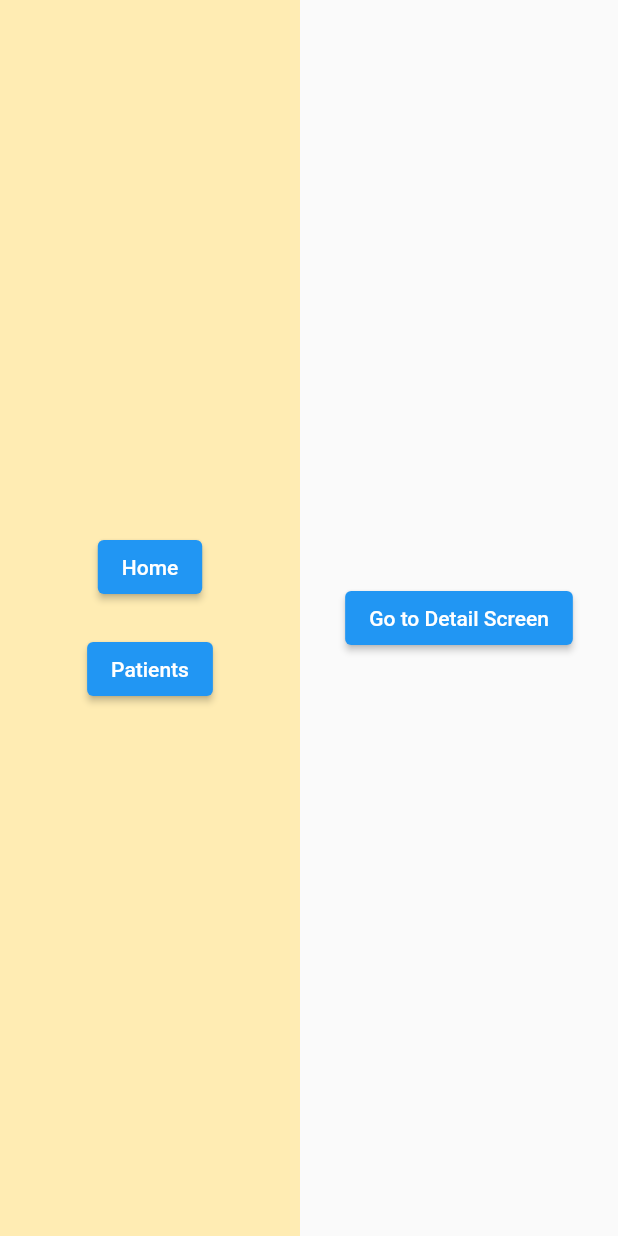
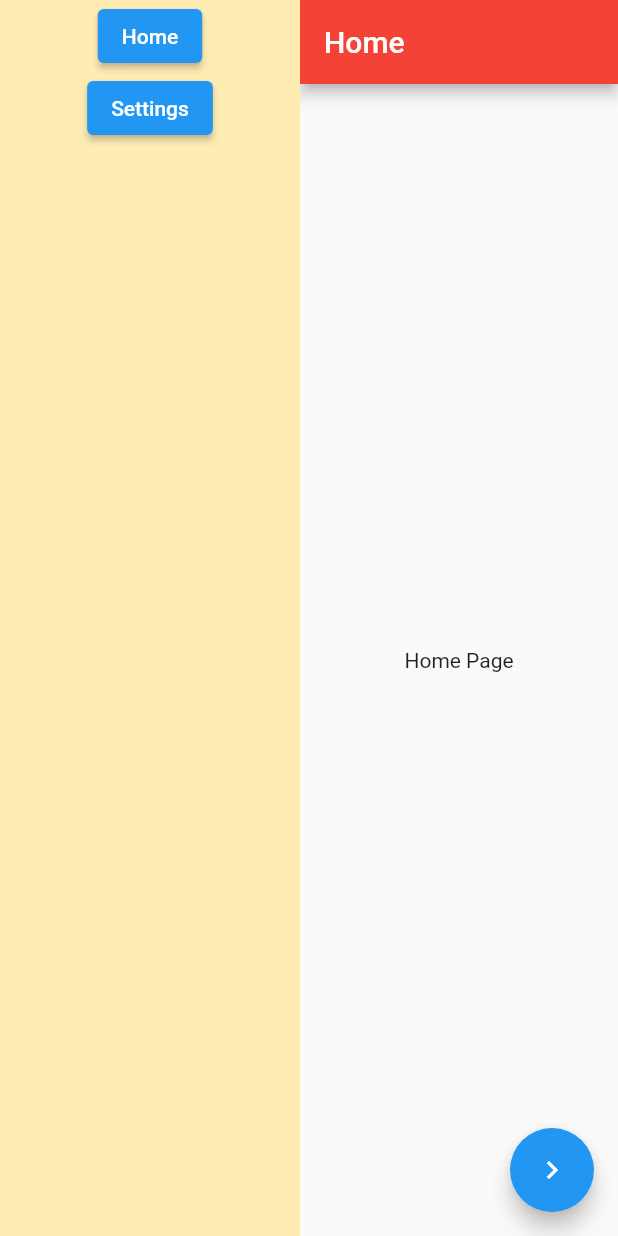
Before and after one commit to achinthadil/flutter_web_navigation_sample, a Flutter app: the screen it shows after launch, after a tap on "Home", on a phone screen of 412 x 824 dp. Run offline on Flutter 3.47's test engine with Material 2 defaults, Android fonts, the phone set to English and light mode, and no system bars; our stand-ins replace get.

Commit message:
impl getx navigator

```diff
--- a/lib/main.dart
+++ b/lib/main.dart
@@ -1,239 +1,321 @@
-// ignore_for_file: depend_on_referenced_packages
+// import 'package:flutter/material.dart';
+// import 'package:get/get.dart';
+//
+// void main() {
+//   runApp(const MyApp());
+// }
+//
+// class MyApp extends StatelessWidget {
+//   const MyApp({super.key});
+//
+//   @override
+//   Widget build(BuildContext context) {
+//     return GetMaterialApp(
+//       title: 'Navigation App',
+//       initialRoute: '/',
+//       getPages: [
+//         GetPage(
+//           name: '/',
+//           page: () => HomeView(),
+//         ),
+//       ],
+//       defaultTransition: Transition.noTransition,
+//     );
+//   }
+// }
+//
+// class HomeViewNavigation {
+//   HomeViewNavigation._();
+//
+//   static const home = '/home';
+//   static const homeDetail = '/home/detail';
+//   static const patients = '/patients';
+//   static const patientDetail = '/patients/detail';
+// }
+//
+// class HomeView extends StatelessWidget {
+//   HomeView({super.key});
+//
+//   final GlobalKey<NavigatorState> _navigatorKey = GlobalKey<NavigatorState>();
+//
+//   @override
+//   Widget build(BuildContext context) {
+//     return Scaffold(
+//       body: Row(
+//         children: [
+//           const PersistentSidebar(),
+//           Expanded(
+//             child: Navigator(
+//               key: _navigatorKey,
+//               initialRoute: HomeViewNavigation.home,
+//               onGenerateRoute: (routes) {
+//                 debugPrint("😤😤😤 ${routes.name}");
+//                 switch (routes.name) {
+//                   case HomeViewNavigation.home:
+//                     return GetPageRoute(
+//                       routeName: HomeViewNavigation.home,
+//                       page: () => const HomeScreen(),
+//                     );
+//                   case HomeViewNavigation.homeDetail:
+//                     return GetPageRoute(
+//                       routeName: HomeViewNavigation.homeDetail,
+//                       page: () => const HomeDetailScreen(),
+//                     );
+//                   case HomeViewNavigation.patients:
+//                     return GetPageRoute(
+//                       routeName: HomeViewNavigation.patients,
+//                       page: () => const PatientsScreen(),
+//                     );
+//                   case HomeViewNavigation.patientDetail:
+//                     return GetPageRoute(
+//                       routeName: HomeViewNavigation.patientDetail,
+//                       page: () => const PatientDetailScreen(),
+//                     );
+//                   default:
+//                     return null;
+//                 }
+//               },
+//             ),
+//           ),
+//         ],
+//       ),
+//     );
+//   }
+// }
+//
+// class PersistentSidebar extends StatelessWidget {
+//   const PersistentSidebar({super.key});
+//
+//   @override
+//   Widget build(BuildContext context) {
+//     return Container(
+//       width: 200,
+//       height: MediaQuery.sizeOf(context).height,
+//       decoration: BoxDecoration(color: Colors.amber[100]),
+//       child: Column(
+//         mainAxisAlignment: MainAxisAlignment.center,
+//         children: [
+//           ElevatedButton(
+//             onPressed: () => Get.toNamed(HomeViewNavigation.home),
+//             child: const Text('Home'),
+//           ),
+//           const SizedBox(height: 20),
+//           ElevatedButton(
+//             onPressed: () => Get.toNamed(HomeViewNavigation.patients),
+//             child: const Text('Patients'),
+//           ),
+//         ],
+//       ),
+//     );
+//   }
+// }
+//
+// class HomeScreen extends StatelessWidget {
+//   const HomeScreen({super.key});
+//
+//   @override
+//   Widget build(BuildContext context) {
+//     return Center(
+//       child: ElevatedButton(
+//         onPressed: () => Get.offNamed(HomeViewNavigation.homeDetail),
+//         child: const Text('Go to Home Detail Screen'),
+//       ),
+//     );
+//   }
+// }
+//
+// class HomeDetailScreen extends StatelessWidget {
+//   const HomeDetailScreen({super.key});
+//
+//   @override
+//   Widget build(BuildContext context) {
+//     return Center(
+//       child: Text('Home Detail Screen'),
+//     );
+//   }
+// }
+//
+// class PatientsScreen extends StatelessWidget {
+//   const PatientsScreen({super.key});
+//
+//   @override
+//   Widget build(BuildContext context) {
+//     return Scaffold(
+//       body: Row(
+//         children: [
+//           Expanded(
+//             child: Center(
+//               child: ElevatedButton(
+//                 onPressed: () => Get.offNamed(HomeViewNavigation.patientDetail),
+//                 child: const Text('Go to PatientDetail Screen'),
+//               ),
+//             ),
+//           ),
+//         ],
+//       ),
+//     );
+//   }
+// }
+//
+// class PatientDetailScreen extends StatelessWidget {
+//   const PatientDetailScreen({super.key});
+//
+//   @override
+//   Widget build(BuildContext context) {
+//     return Center(
+//       child: Text('Patient Detail Screen'),
+//     );
+//   }
+// }
 
 import 'package:flutter/material.dart';
-// import 'package:flutter_web_plugins/url_strategy.dart';
 import 'package:get/get.dart';
 
 void main() {
-  // usePathUrlStrategy();
-  runApp(const MyApp());
+  runApp(const NestedNavigation());
 }
 
-class MyApp extends StatelessWidget {
-  const MyApp({super.key});
+class NestedNavigation extends StatelessWidget {
+  const NestedNavigation({Key? key}) : super(key: key);
 
   @override
   Widget build(BuildContext context) {
     return GetMaterialApp(
-      title: 'Navigation App',
-      initialRoute: '/',
+      title: 'Nested Navigation - BNB',
+      theme: ThemeData(primarySwatch: Colors.blue),
       getPages: [
         GetPage(
           name: '/',
-          page: () => const HomeView(),
-        ),
-        GetPage(name: '/detail', page: () => const DetailScreen()),
-        GetPage(name: '/patients', page: () => const PatientsScreen()),
-        GetPage(
-          name: '/patients/:id',
-          page: () => const PatientDataScreen(),
+          page: () => const HomeViewWrapper(),
         ),
       ],
-      initialBinding: BindingsBuilder(() {
-        Get.put<PatientController>(PatientController());
-      }),
-      defaultTransition: Transition.noTransition,
+      initialRoute: '/',
     );
   }
 }
 
-class HomeView extends StatelessWidget {
-  const HomeView({super.key});
+class HomeViewNavigation {
+  HomeViewNavigation._();
+
+  static const id = 0;
+
+  static const home = '/home';
+  static const detail = '/home/detail';
+}
+
+class HomeViewWrapper extends StatelessWidget {
+  const HomeViewWrapper({Key? key}) : super(key: key);
 
   @override
   Widget build(BuildContext context) {
-    return const Scaffold(
-      body: Row(
+    return Row(
       children: [
-          PersistentSidebar(),
-          Expanded(child: HomeScreen()),
+        // SIDEBAR
+        Container(
+          width: 200,
+          height: double.infinity,
+          decoration: BoxDecoration(color: Colors.amber[100]),
+          child: Column(
+            children: [
+              ElevatedButton(
+                  onPressed: () {
+                    Get.offNamed(
+                      '/home',
+                      id: HomeViewNavigation.id,
+                    );
+                  },
+                  child: const Text('Home')),
+              ElevatedButton(
+                  onPressed: () {
+                    Get.offNamed(
+                      '/settings',
+                      id: HomeViewNavigation.id,
+                    );
+                  },
+                  child: const Text('Settings'))
             ],
           ),
+        ),
+        // NAVIGATOR
+        Expanded(
+          child: Navigator(
+            key: Get.nestedKey(HomeViewNavigation.id),
+            onGenerateRoute: (settings) {
+              debugPrint("😏😏😏 ${settings.name}");
+              if (settings.name == '/settings') {
+                return GetPageRoute(
+                  routeName: '/settings',
+                  page: () => const SettingsScreen(),
+                );
+              } else if (settings.name == HomeViewNavigation.detail) {
+                return GetPageRoute(
+                  routeName: HomeViewNavigation.detail,
+                  page: () =>
+                      const HomeScreen(id: HomeViewNavigation.id, first: false),
+                );
+              } else {
+                return GetPageRoute(
+                  routeName: HomeViewNavigation.home,
+                  page: () =>
+                      const HomeScreen(id: HomeViewNavigation.id, first: true),
                 );
               }
-}
-
-class PersistentSidebar extends StatelessWidget {
-  const PersistentSidebar({super.key});
-
-  @override
-  Widget build(BuildContext context) {
-    return Container(
-      width: 200,
-      height: MediaQuery.sizeOf(context).height,
-      decoration: BoxDecoration(color: Colors.amber[100]),
-      child: Column(
-        mainAxisAlignment: MainAxisAlignment.center,
-        children: [
-          ElevatedButton(
-            onPressed: () => Get.toNamed('/'),
-            child: const Text('Home'),
+            },
           ),
-          const SizedBox(height: 20),
-          ElevatedButton(
-            onPressed: () => Get.toNamed('/patients'),
-            child: const Text('Patients'),
-          ),
+        )
       ],
-      ),
     );
   }
 }
 
 class HomeScreen extends StatelessWidget {
-  const HomeScreen({super.key});
+  final int? id;
+  final bool first;
+
+  const HomeScreen({Key? key, this.id, required this.first}) : super(key: key);
 
   @override
   Widget build(BuildContext context) {
-    return Center(
-      child: ElevatedButton(
-        onPressed: () => Navigator.pushNamed(context, '/detail'),
-        child: const Text('Go to Detail Screen'),
+    if (first) {
+      return Scaffold(
+        appBar: AppBar(
+          backgroundColor: Colors.red,
+          title: const Text('Home'),
         ),
+        floatingActionButton: FloatingActionButton(
+          onPressed: () =>
+              Get.toNamed(HomeViewNavigation.detail, id: HomeViewNavigation.id),
+          child: const Icon(Icons.chevron_right),
+        ),
+        body: const Center(child: Text('Home Page')),
+      );
+    } else {
+      return Scaffold(
+        appBar: AppBar(
+          backgroundColor: Colors.green,
+          title: const Text('Detail'),
+        ),
+        body: const Center(child: Text('Detail Page')),
       );
     }
   }
+}
 
-class DetailScreen extends StatelessWidget {
-  const DetailScreen({super.key});
+class SettingsScreen extends StatelessWidget {
+  final int? id;
+  const SettingsScreen({
+    Key? key,
+    this.id,
+  }) : super(key: key);
 
   @override
   Widget build(BuildContext context) {
     return Scaffold(
-      body: Row(
-        children: [
-          const PersistentSidebar(),
-          Expanded(
-            child: Column(
-              mainAxisAlignment: MainAxisAlignment.spaceBetween,
-              children: [
-                Breadcrumb(),
-                const Center(
-                  child: Text('Detail Screen'),
+      appBar: AppBar(
+        backgroundColor: Colors.green,
+        title: const Text('Settings'),
       ),
-                const SizedBox.shrink(),
-              ],
-            ),
-          ),
-        ],
-      ),
+      body: const Center(child: Text('Settings Page')),
     );
   }
 }
-
-class PatientsScreen extends StatelessWidget {
-  const PatientsScreen({super.key});
-
-  @override
-  Widget build(BuildContext context) {
-    return Scaffold(
-      body: Row(
-        children: [
-          const PersistentSidebar(),
-          Expanded(
-            child: Center(
-              child: ElevatedButton(
-                onPressed: () => Get.toNamed(
-                  '/patients/123',
-                ), // For patient with ID 123
-                child: const Text('Go to PatientData Screen with ID'),
-              ),
-            ),
-          ),
-        ],
-      ),
-    );
-  }
-}
-
-class PatientDataScreen extends GetView<PatientController> {
-  const PatientDataScreen({super.key});
-
-  @override
-  Widget build(BuildContext context) {
-    final patientId = Get.parameters['id'] ?? ''; // Extract ID from the URL
-    return Scaffold(
-      body: Row(
-        children: [
-          const PersistentSidebar(),
-          Expanded(
-            child: Column(
-              mainAxisAlignment: MainAxisAlignment.spaceBetween,
-              children: [
-                Breadcrumb(),
-                Center(
-                  child: Text('PatientData Screen for Patient ID: $patientId'),
-                ),
-                const SizedBox.shrink(),
-              ],
-            ),
-          ),
-        ],
-      ),
-    );
-  }
-}
-
-class PatientController extends GetxController {
-  RxString patientId = ''.obs;
-
-  void setPatientId(String id) {
-    patientId.value = id;
-  }
-}
-
-class Breadcrumb extends StatelessWidget {
-  List<Map<String, String>> getBreadcrumbsFromUrl() {
-    String url = Get.currentRoute; // Get current route with GetX
-
-    // Split the URL by '/' and remove empty segments
-    List<String> segments =
-        url.split('/').where((segment) => segment.isNotEmpty).toList();
-
-    // Map each segment to its human-readable counterpart and corresponding route
-    List<Map<String, String>> breadcrumbMap = segments.map((segment) {
-      if (segment.contains('patient') &&
-          segments.indexOf(segment) == segments.length - 1) {
-        return {
-          'display': 'Patient ${Get.parameters['id'] ?? ''}',
-          'route': '/patient/${Get.parameters['id']}'
-        };
-      }
-      return {'display': segment.capitalizeFirst ?? '', 'route': "/$segment"};
-    }).toList();
-
-    breadcrumbMap.insert(0, {
-      'display': 'Dashboard',
-      'route': '/'
-    }); // Add 'Dashboard' as the starting breadcrumb
-
-    return breadcrumbMap;
-  }
-
-  @override
-  Widget build(BuildContext context) {
-    List<Map<String, String>> breadcrumbs = getBreadcrumbsFromUrl();
-
-    return Row(
-      children: breadcrumbs.map((breadcrumb) {
-        return Row(
-          children: <Widget>[
-            GestureDetector(
-              onTap: () {
-                Get.offNamed(breadcrumb['route']!);
-              },
-              child: Text(breadcrumb['display']!,
-                  style: TextStyle(
-                      decoration: TextDecoration
-                          .underline)), // you can style it to show it's clickable
-            ),
-            if (breadcrumb != breadcrumbs.last) ...[
-              Icon(Icons.arrow_forward_ios,
-                  size: 12), // Arrow icon or something similar
-            ]
-          ],
-        );
-      }).toList(),
-    );
-  }
-}
```
Lines whose indentation alone changed are shown as unchanged.
